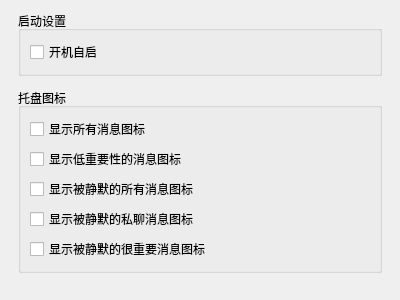
Before: the Qt Designer form widgets/settings/applicationwidget.ui in iwxyi/CatlikeQQ, drawn with Qt 5.
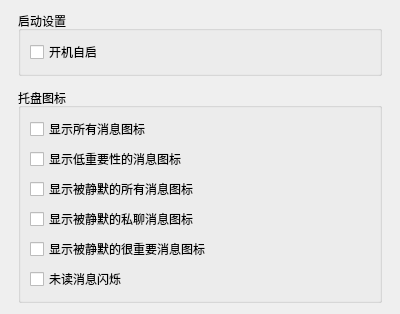
After: the same form once the commit is applied.

Commit message: 添加未读数量计数

Patch:
```diff
--- a/widgets/settings/applicationwidget.ui
+++ b/widgets/settings/applicationwidget.ui
@@ -86,6 +86,13 @@
         </property>
        </widget>
       </item>
+      <item>
+       <widget class="QCheckBox" name="unreadFlickerCheck">
+        <property name="text">
+         <string>未读消息闪烁</string>
+        </property>
+       </widget>
+      </item>
      </layout>
     </widget>
    </item>
```
The commit also changes 8 other files.
